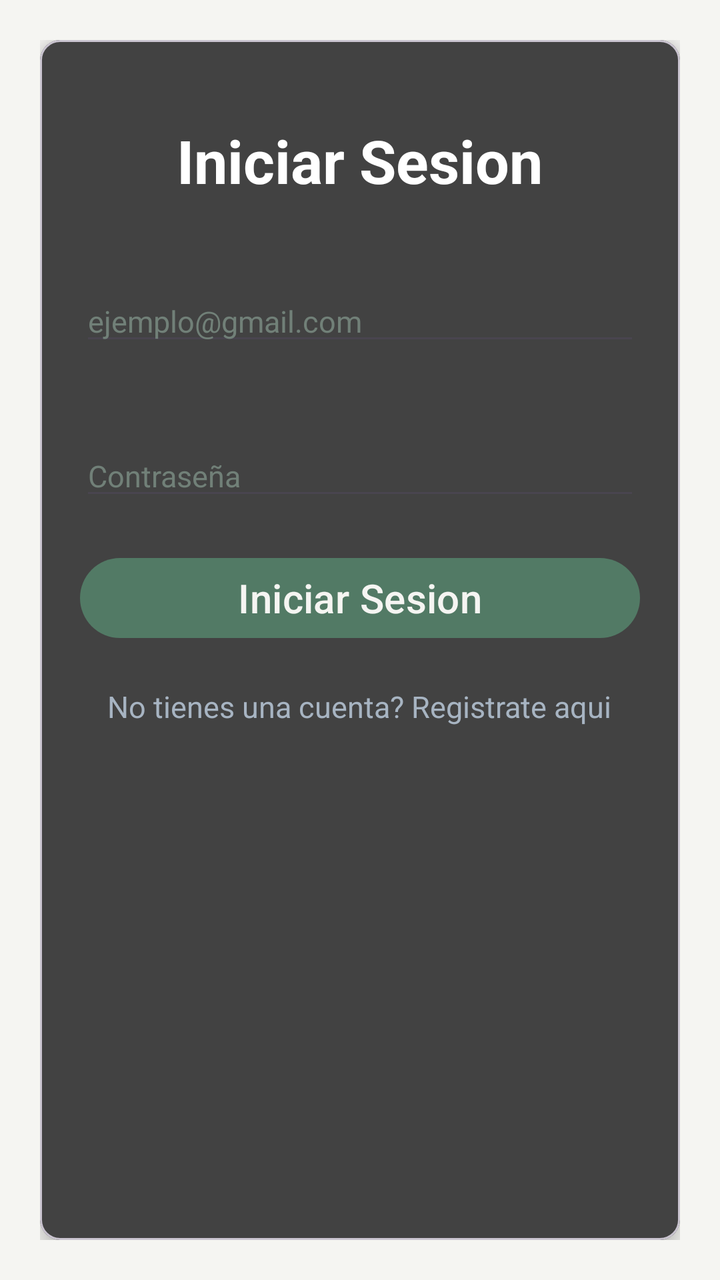
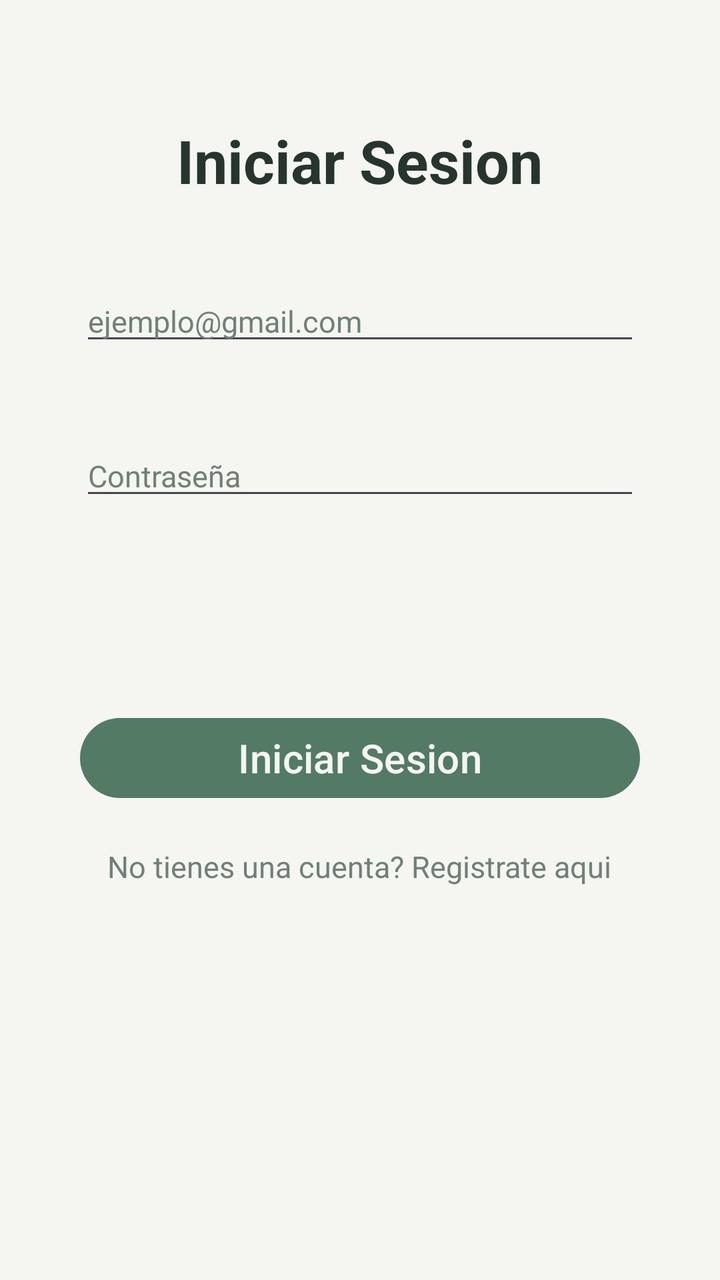

Two renders of the same Android screen: before a commit and after it. Below are the layout's source before the change and the commit's diff.
<!-- AndroidManifest.xml: application theme Theme.Gamora -->
<!-- res/layout/activity_login_screen.xml -->
<?xml version="1.0" encoding="utf-8"?>
<LinearLayout xmlns:android="http://schemas.android.com/apk/res/android"
    xmlns:app="http://schemas.android.com/apk/res-auto"
    xmlns:tools="http://schemas.android.com/tools"
    android:id="@+id/main"
    android:layout_width="match_parent"
    android:layout_height="match_parent"
    tools:context=".feature.auth.login.LoginScreen"
    android:gravity="center_horizontal"
    android:orientation="vertical"
    android:padding="20dp">

    <com.google.android.material.card.MaterialCardView
        android:layout_width="match_parent"
        android:layout_height="match_parent"
        app:cardBackgroundColor="@color/cardview_dark_background"
        app:cardCornerRadius="10dp"
        app:cardElevation="8dp">
        <LinearLayout
            android:layout_width="match_parent"
            android:layout_height="wrap_content"
            android:padding="20dp"
            android:gravity="center"
            android:orientation="vertical">
            <TextView
                android:textStyle="bold"
                android:layout_marginTop="20sp"
                android:layout_width="wrap_content"
                android:layout_height="wrap_content"
                android:text="Iniciar Sesion"
                android:textSize="30sp"
                android:textColor="@color/white"
                />

            <EditText
                android:textColorHint="@color/gamora_text_secondary"
                android:layout_marginTop="40sp"
                android:id="@+id/edtCorreo"
                android:layout_width="match_parent"
                android:layout_height="wrap_content"
                android:hint="ejemplo@gmail.com"
                android:textSize="15sp"
                android:inputType="textEmailAddress"
                />
            <EditText
                android:textColorHint="@color/gamora_text_secondary"
                android:layout_marginTop="40sp"
                android:id="@+id/edtPassword"
                android:layout_width="match_parent"
                android:layout_height="wrap_content"
                android:textSize="15sp"
                android:hint="Contraseña"
                android:inputType="textPassword"
                />

            <LinearLayout
                android:layout_width="match_parent"
                android:layout_height="wrap_content"
                android:orientation="vertical"
                android:gravity="center_horizontal">
                <Button
                    android:layout_width="match_parent"
                    android:layout_height="wrap_content"
                    android:text="Iniciar Sesion"
                    android:layout_marginTop="20sp"
                    android:id="@+id/btnIniciar"
                    android:textSize="20sp"
                    />

                <TextView
                    android:layout_width="wrap_content"
                    android:layout_height="wrap_content"
                    android:textSize="15sp"
                    android:id="@+id/txtRegistrarse"
                    android:text="No tienes una cuenta? Registrate aqui"
                    android:layout_marginTop="20sp"
                    android:clickable="true"
                    android:textColor="#A7B4C2"
                    />
            </LinearLayout>
        </LinearLayout>

    </com.google.android.material.card.MaterialCardView>





</LinearLayout>
<!-- resources referenced by this layout -->
<resources>
  <color name="gamora_text_secondary">#718078</color>
  <color name="white">#FFFFFF</color>
  <style name="Theme.Gamora" parent="Theme.Material3.DayNight.NoActionBar">
  
          <item name="colorPrimary">@color/gamora_accent</item>
          <item name="colorOnPrimary">@color/gamora_background</item>
  
          <item name="colorSecondary">@color/gamora_accent</item>
          <item name="colorOnSecondary">@color/gamora_background</item>
  
          <item name="colorSurface">@color/gamora_surface</item>
          <item name="colorOnSurface">@color/gamora_text_primary</item>
  
          <item name="colorSurfaceVariant">@color/gamora_accent_light</item>
          <item name="colorOnSurfaceVariant">@color/gamora_text_secondary</item>
  
          <item name="colorOutline">@color/gamora_border</item>
          <item name="colorError">@color/gamora_expense</item>
  
          <item name="android:colorBackground">@color/gamora_background</item>
          <item name="android:windowBackground">@color/gamora_background</item>
  
          <item name="android:statusBarColor">@color/gamora_background</item>
          <item name="android:navigationBarColor">@color/gamora_background</item>
  
          <item name="android:windowLightStatusBar">true</item>
  
      </style>
  <color name="gamora_accent">#527A65</color>
  <color name="gamora_background">#F5F5F2</color>
  <color name="gamora_surface">#FFFFFF</color>
  <color name="gamora_text_primary">#26352E</color>
  <color name="gamora_accent_light">#E4EBE5</color>
  <color name="gamora_border">#E8ECE8</color>
  <color name="gamora_expense">#C65D57</color>
</resources>

<!-- the commit's change to res/layout/activity_login_screen.xml (unified diff, before → after) -->
@@ -8,82 +8,63 @@
     tools:context=".feature.auth.login.LoginScreen"
     android:gravity="center_horizontal"
     android:orientation="vertical"
-    android:padding="20dp">
+    android:padding="40dp">
+        <TextView
+            android:textStyle="bold"
+            android:layout_marginTop="20sp"
+            android:layout_width="wrap_content"
+            android:layout_height="wrap_content"
+            android:text="Iniciar Sesion"
+            android:textSize="30sp"
+            android:textColor="@color/gamora_text_primary"
+            />
 
-    <com.google.android.material.card.MaterialCardView
-        android:layout_width="match_parent"
-        android:layout_height="match_parent"
-        app:cardBackgroundColor="@color/cardview_dark_background"
-        app:cardCornerRadius="10dp"
-        app:cardElevation="8dp">
-        <LinearLayout
+        <EditText
+            android:textColorHint="@color/gamora_text_secondary"
+            android:layout_marginTop="40sp"
+            android:id="@+id/edtCorreo"
             android:layout_width="match_parent"
             android:layout_height="wrap_content"
-            android:padding="20dp"
-            android:gravity="center"
-            android:orientation="vertical">
-            <TextView
-                android:textStyle="bold"
-                android:layout_marginTop="20sp"
-                android:layout_width="wrap_content"
-                android:layout_height="wrap_content"
-                android:text="Iniciar Sesion"
-                android:textSize="30sp"
-                android:textColor="@color/white"
-                />
+            android:hint="ejemplo@gmail.com"
+            android:textSize="15sp"
+            android:inputType="textEmailAddress"
+            />
+        <EditText
+            android:textColorHint="@color/gamora_text_secondary"
+            android:layout_marginTop="40sp"
+            android:id="@+id/edtPassword"
+            android:layout_width="match_parent"
+            android:layout_height="wrap_content"
+            android:textSize="15sp"
+            android:hint="Contraseña"
+            android:inputType="textPassword"
+            />
 
-            <EditText
-                android:textColorHint="@color/gamora_text_secondary"
-                android:layout_marginTop="40sp"
-                android:id="@+id/edtCorreo"
-                android:layout_width="match_parent"
-                android:layout_height="wrap_content"
-                android:hint="ejemplo@gmail.com"
-                android:textSize="15sp"
-                android:inputType="textEmailAddress"
-                />
-            <EditText
-                android:textColorHint="@color/gamora_text_secondary"
-                android:layout_marginTop="40sp"
-                android:id="@+id/edtPassword"
-                android:layout_width="match_parent"
-                android:layout_height="wrap_content"
-                android:textSize="15sp"
-                android:hint="Contraseña"
-                android:inputType="textPassword"
-                />
+    <LinearLayout
+        android:layout_width="match_parent"
+        android:layout_height="wrap_content"
+        android:orientation="vertical"
+        android:layout_marginTop="80dp"
+        android:gravity="center"
+        >
 
-            <LinearLayout
-                android:layout_width="match_parent"
-                android:layout_height="wrap_content"
-                android:orientation="vertical"
-                android:gravity="center_horizontal">
-                <Button
-                    android:layout_width="match_parent"
-                    android:layout_height="wrap_content"
-                    android:text="Iniciar Sesion"
-                    android:layout_marginTop="20sp"
-                    android:id="@+id/btnIniciar"
-                    android:textSize="20sp"
-                    />
+        <Button
+            android:id="@+id/btnIniciar"
+            android:layout_width="match_parent"
+            android:layout_height="wrap_content"
+            android:layout_marginTop="20sp"
+            android:text="Iniciar Sesion"
+            android:textSize="20sp" />
 
-                <TextView
-                    android:layout_width="wrap_content"
-                    android:layout_height="wrap_content"
-                    android:textSize="15sp"
-                    android:id="@+id/txtRegistrarse"
-                    android:text="No tienes una cuenta? Registrate aqui"
-                    android:layout_marginTop="20sp"
-                    android:clickable="true"
-                    android:textColor="#A7B4C2"
-                    />
-            </LinearLayout>
-        </LinearLayout>
-
-    </com.google.android.material.card.MaterialCardView>
-
-
-
-
+        <TextView
+            android:id="@+id/txtRegistrarse"
+            android:layout_width="wrap_content"
+            android:layout_height="wrap_content"
+            android:layout_marginTop="20sp"
+            android:clickable="true"
+            android:text="No tienes una cuenta? Registrate aqui"
+            android:textColor="@color/gamora_text_secondary"
+            android:textSize="15sp" />
+    </LinearLayout>
 
 </LinearLayout>
<!-- resource entries referenced after the edit -->
@@ -1,7 +1,6 @@
 <!-- resources referenced by this layout -->
 <resources>
   <color name="gamora_text_secondary">#718078</color>
-  <color name="white">#FFFFFF</color>
   <style name="Theme.Gamora" parent="Theme.Material3.DayNight.NoActionBar">
   
           <item name="colorPrimary">@color/gamora_accent</item>
